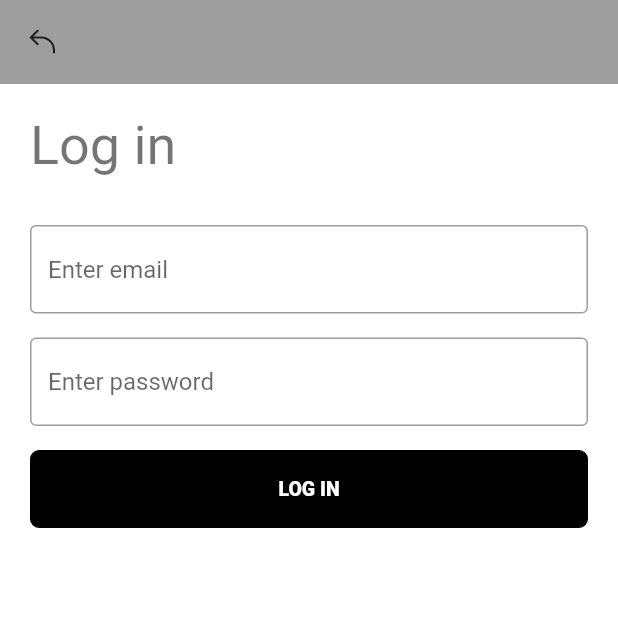
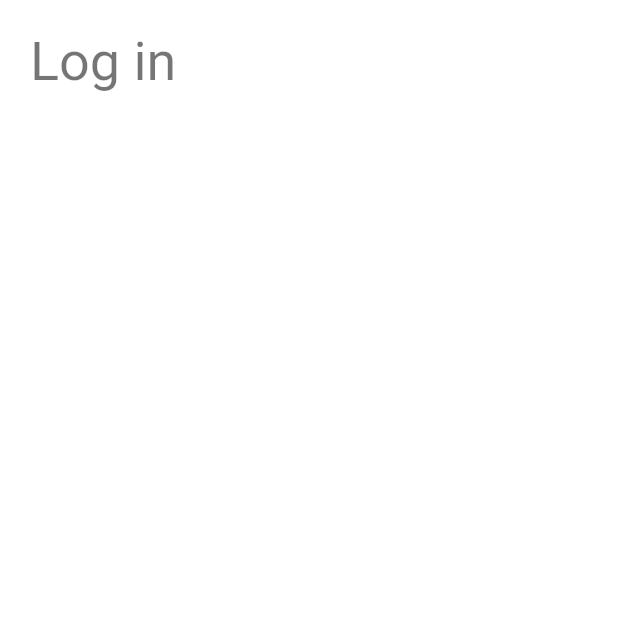
Before and after one commit to VinhShin/MyCarTest, a Flutter app: the HomeScreen screen opened by its route, on a phone screen of 412 x 824 dp, the top half of it. Run offline on Flutter 3.47's test engine with Material 2 defaults, Android fonts, the phone set to English and light mode, and no system bars; our stand-ins replace easy_localization, flutter_bloc, flutter_html, flutter_svg, url_launcher_web, video_player_web; missing offline and left inert: shared_preferences_web, wakelock_web; generated files the repository leaves out were written again; project files that could hold a hidden picture were left out.

Commit message:
init home screen

```diff
--- a/assets/languages/en.json
+++ b/assets/languages/en.json
@@ -25,5 +25,8 @@
         "register_label": "REGISTER",
         "user_title": "Pawel Czerwinski",
         "user_desc": "@pawel_czerwinski"
+    },
+    "home": {
+        "home_title": "Discover"
     }
 }
--- a/lib/presentation/screens/home/home_screen.dart
+++ b/lib/presentation/screens/home/home_screen.dart
@@ -2,12 +2,8 @@ import 'package:flutter/material.dart';
 import 'package:easy_localization/easy_localization.dart';
 import 'package:flutter_bloc/flutter_bloc.dart';
 import 'package:my_car_test/generated/locale_keys.g.dart';
-import 'package:my_car_test/presentation/base_widget/m_app_bar.dart';
-import 'package:my_car_test/presentation/custom_widget/button.dart';
 import 'package:my_car_test/presentation/screens/home/bloc/home_bloc.dart';
 import 'package:my_car_test/presentation/screens/home/bloc/home_state.dart';
-import 'package:my_car_test/presentation/screens/login/bloc/login_bloc.dart';
-import 'package:my_car_test/presentation/screens/login/bloc/login_event.dart';
 
 class HomeScreen extends StatefulWidget {
   const HomeScreen({Key? key}) : super(key: key);
@@ -17,14 +13,11 @@ class HomeScreen extends StatefulWidget {
 }
 
 class _HomeScreenState extends State<HomeScreen> {
-  String email = '';
-  String password = '';
-
   @override
   Widget build(BuildContext context) {
     return Scaffold(
-      appBar: MAppBar(context),
-      body: BlocProvider(
+      body: SafeArea(
+        child: BlocProvider(
           create: (_) => HomeBloc(),
           child: BlocConsumer<HomeBloc, HomeState>(
             listener: (context, state) {},
@@ -39,38 +32,13 @@ class _HomeScreenState extends State<HomeScreen> {
                       LocaleKeys.login_login_title.tr(),
                       style: Theme.of(context).textTheme.headline1,
                     ),
-                  SizedBox(height: 32),
-                  TextField(
-                    onChanged: (email) {
-                      this.email = email;
-                    },
-                    decoration: InputDecoration(
-                        border: OutlineInputBorder(),
-                        hintText: LocaleKeys.login_email_input.tr()),
-                  ),
-                  SizedBox(height: 16),
-                  TextField(
-                    onChanged: (password) {
-                      this.password = password;
-                    },
-                    decoration: InputDecoration(
-                        border: OutlineInputBorder(),
-                        hintText: LocaleKeys.login_password_input.tr()),
-                  ),
-                  SizedBox(height: 16),
-                  Button(
-                      isOutline: false,
-                      onPress: () {
-                        context.read<LoginBloc>().add(
-                            OnLoginEvent(email: email, password: password));
-                      },
-                      text: LocaleKeys.login_login_button.tr())
                   ],
                 ),
               );
             },
           ),
         ),
+      ),
     );
   }
 }
--- a/lib/presentation/screens/login/login_screen.dart
+++ b/lib/presentation/screens/login/login_screen.dart
@@ -62,6 +62,7 @@ class _LoginScreenState extends State<LoginScreen> {
                     onChanged: (password) {
                       this.password = password;
                     },
+                    obscureText: true,
                     decoration: InputDecoration(
                         border: OutlineInputBorder(),
                         hintText: LocaleKeys.login_password_input.tr()),
```
Lines whose indentation alone changed are shown as unchanged.
